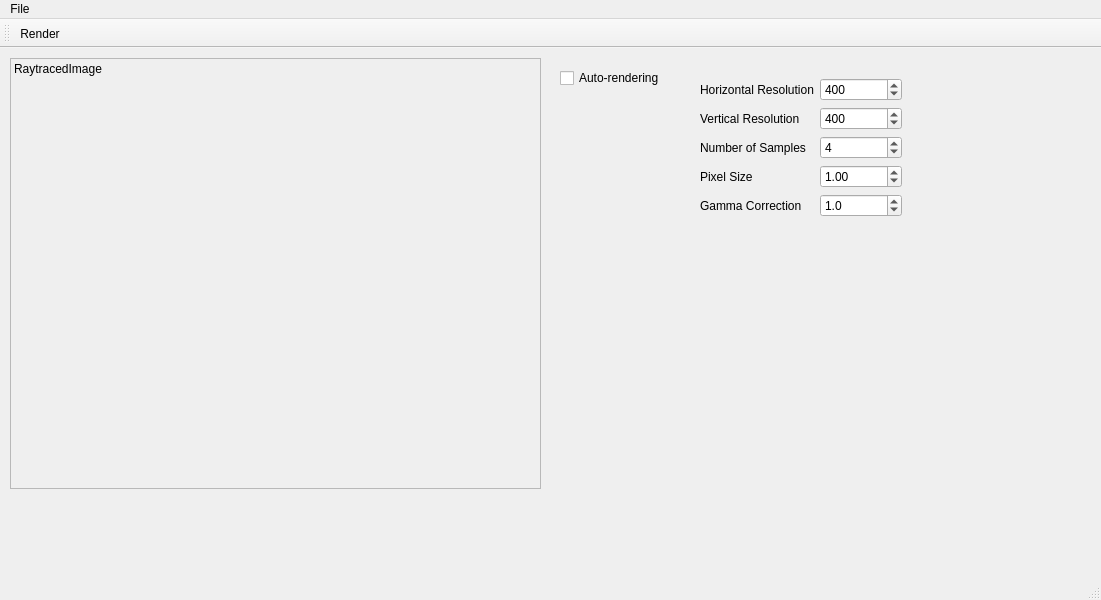
Before: the Qt Designer form projects/mainwindow.ui in thiagowfx/raytracer-lcg-2014, drawn with Qt 5.
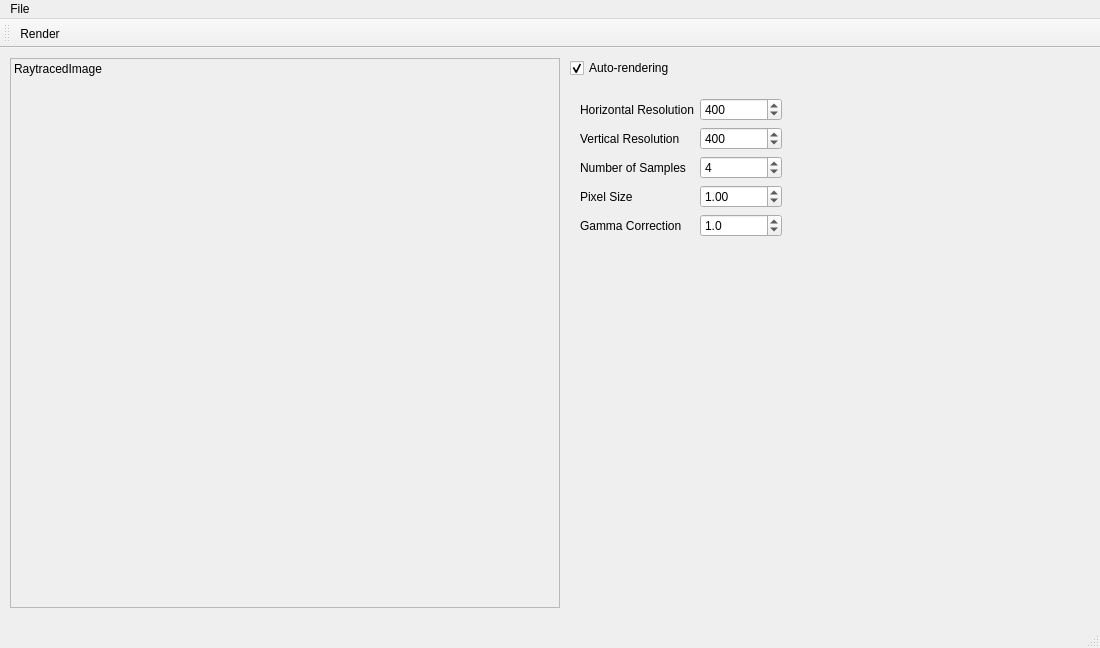
After: the same form once the commit is applied. Icons and pictures are not drawn.

Commit message: added option to choose between real and manual rendering

```diff
--- a/projects/mainwindow.ui
+++ b/projects/mainwindow.ui
@@ -6,8 +6,8 @@
    <rect>
     <x>0</x>
     <y>0</y>
-    <width>1101</width>
-    <height>600</height>
+    <width>1100</width>
+    <height>648</height>
    </rect>
   </property>
   <property name="windowTitle">
@@ -19,8 +19,8 @@
      <rect>
       <x>10</x>
       <y>10</y>
-      <width>531</width>
-      <height>431</height>
+      <width>550</width>
+      <height>550</height>
      </rect>
     </property>
     <property name="frameShape">
@@ -36,8 +36,8 @@
    <widget class="QCheckBox" name="checkBox">
     <property name="geometry">
      <rect>
-      <x>560</x>
-      <y>20</y>
+      <x>570</x>
+      <y>10</y>
       <width>111</width>
       <height>20</height>
      </rect>
@@ -45,12 +45,15 @@
     <property name="text">
      <string>Auto-rendering</string>
     </property>
+    <property name="checked">
+     <bool>true</bool>
+    </property>
    </widget>
    <widget class="QWidget" name="formLayoutWidget">
     <property name="geometry">
      <rect>
-      <x>700</x>
-      <y>30</y>
+      <x>580</x>
+      <y>50</y>
       <width>202</width>
       <height>141</height>
      </rect>
@@ -182,7 +185,7 @@
     <rect>
      <x>0</x>
      <y>0</y>
-     <width>1101</width>
+     <width>1100</width>
      <height>19</height>
     </rect>
    </property>
```
Left out of the diff: 65 changed lines with no effect on the pictures. The commit also changes 2 other files.
